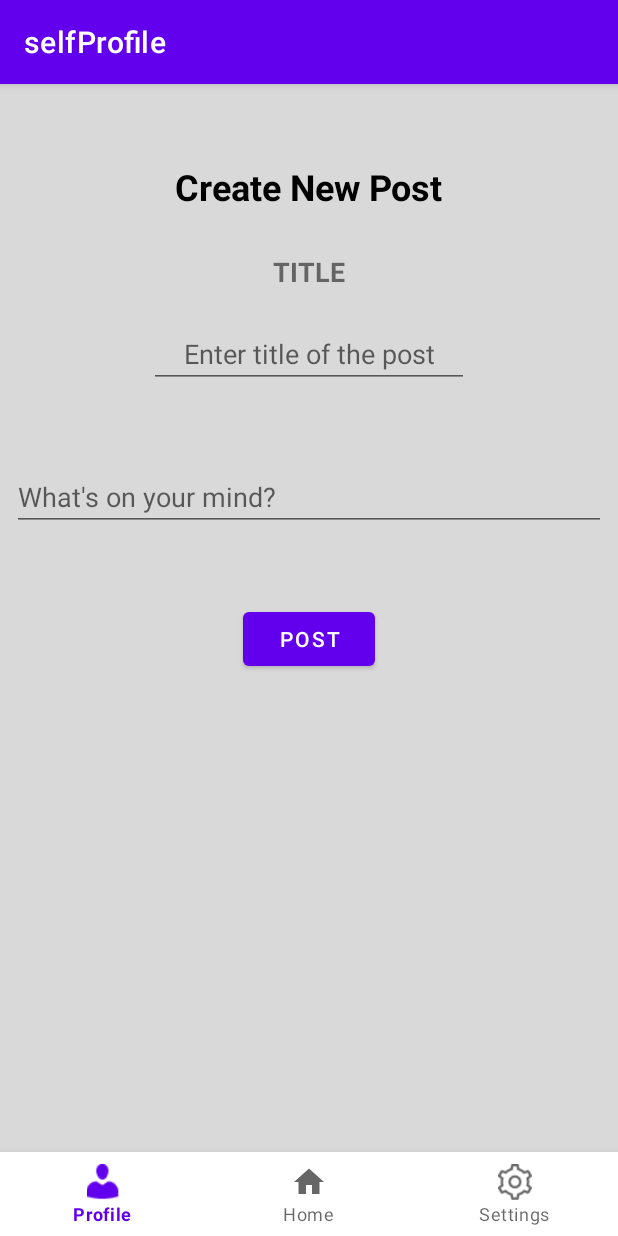
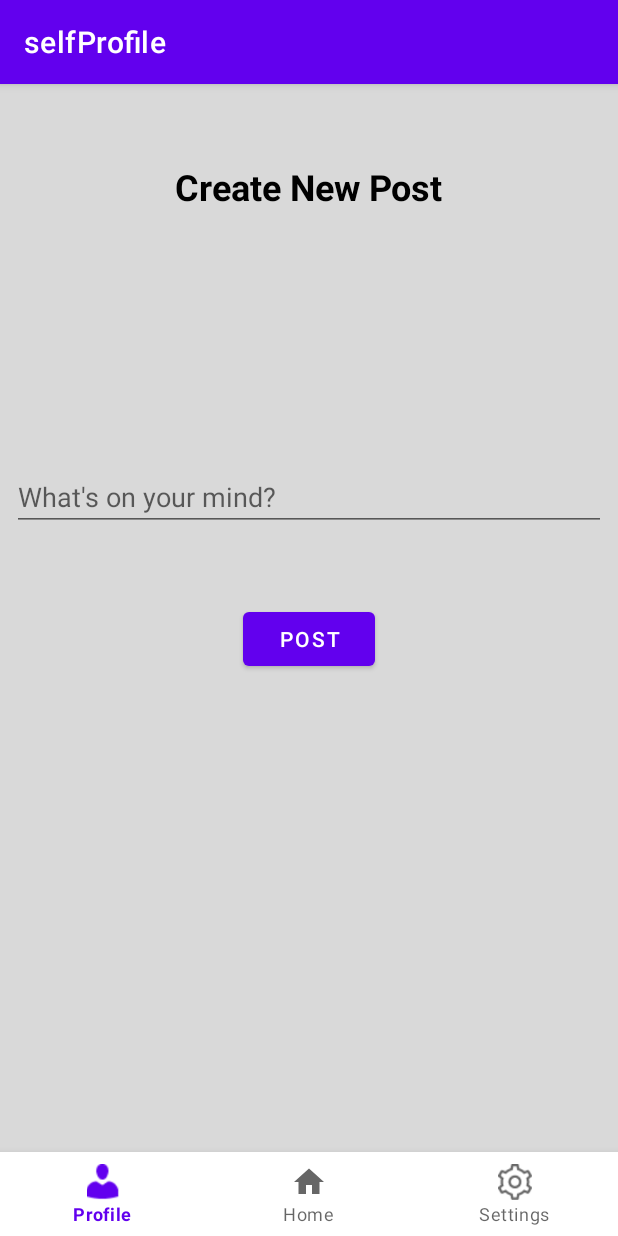
Before and after one commit to ConnectInApp/FinalConnectIN, an Android app: the fragment IndvProfileFragment placed in its activity, after a tap on an icon or button, on a phone screen of 412 x 824 dp. Run offline under Robolectric (Android 15) with nearby library versions, the phone set to English and light mode, and no system bars; our stand-ins replace Firebase (no records; nobody signed in at launch, a user with empty details on screens opened directly), navigation-ui; libraries missing offline, so code that uses them is left out: com.theartofdev.edmodo; network calls fail.

Commit message:
minor fixes

```diff
--- a/app/src/main/java/com/example/connectin/view/IndvProfileFragment.kt
+++ b/app/src/main/java/com/example/connectin/view/IndvProfileFragment.kt
@@ -8,10 +8,7 @@ import android.os.Bundle
 import android.view.LayoutInflater
 import android.view.View
 import android.view.ViewGroup
-import android.widget.Button
-import android.widget.EditText
-import android.widget.ImageView
-import android.widget.Toast
+import android.widget.*
 import androidx.fragment.app.Fragment
 import com.example.connectin.R
 import com.google.android.gms.tasks.OnCompleteListener
@@ -31,9 +28,9 @@ class IndvProfileFragment : Fragment() {
 
     lateinit var currentUserId : String
 
-    lateinit var nameE : EditText
-    lateinit var occupationE : EditText
-    lateinit var aboutE : EditText
+    lateinit var nameE : TextView
+    lateinit var occupationE : TextView
+    lateinit var aboutE : TextView
     lateinit var uploadB : Button
     lateinit var userPfp : ImageView
     lateinit var createPostB : FloatingActionButton
--- a/app/src/main/res/layout/indv_create_post.xml
+++ b/app/src/main/res/layout/indv_create_post.xml
@@ -25,7 +25,7 @@
         android:layout_width="0dp"
         android:layout_height="wrap_content"
         android:layout_marginStart="8dp"
-        android:layout_marginTop="50dp"
+        android:layout_marginTop="168dp"
         android:layout_marginEnd="8dp"
         android:ems="10"
         android:gravity="start|top"
@@ -34,7 +34,7 @@
         app:layout_constraintEnd_toEndOf="parent"
         app:layout_constraintHorizontal_bias="0.5"
         app:layout_constraintStart_toStartOf="parent"
-        app:layout_constraintTop_toBottomOf="@+id/entertitle_EV" />
+        app:layout_constraintTop_toBottomOf="@+id/textView13" />
 
     <Button
         android:id="@+id/editpostButton"
@@ -47,30 +47,4 @@
         app:layout_constraintStart_toStartOf="parent"
         app:layout_constraintTop_toBottomOf="@+id/newpostContent_EV" />
 
-    <TextView
-        android:id="@+id/textView17"
-        android:layout_width="wrap_content"
-        android:layout_height="wrap_content"
-        android:layout_marginTop="28dp"
-        android:text="TITLE"
-        android:textSize="18sp"
-        android:textStyle="bold"
-        app:layout_constraintEnd_toEndOf="parent"
-        app:layout_constraintHorizontal_bias="0.5"
-        app:layout_constraintStart_toStartOf="parent"
-        app:layout_constraintTop_toBottomOf="@+id/textView13" />
-
-    <EditText
-        android:id="@+id/entertitle_EV"
-        android:layout_width="wrap_content"
-        android:layout_height="wrap_content"
-        android:layout_marginTop="20dp"
-        android:ems="10"
-        android:hint="Enter title of the post"
-        android:inputType="textPersonName"
-        android:textAlignment="center"
-        app:layout_constraintEnd_toEndOf="parent"
-        app:layout_constraintHorizontal_bias="0.5"
-        app:layout_constraintStart_toStartOf="parent"
-        app:layout_constraintTop_toBottomOf="@+id/textView17" />
 </androidx.constraintlayout.widget.ConstraintLayout>
--- a/app/src/main/res/layout/indv_self_profile.xml
+++ b/app/src/main/res/layout/indv_self_profile.xml
@@ -121,8 +121,10 @@
                 android:layout_marginStart="295dp"
                 android:layout_marginTop="180dp"
                 android:layout_marginEnd="40dp"
+                android:layout_marginBottom="32dp"
                 android:clickable="true"
                 app:fabSize="normal"
+                app:layout_constraintBottom_toBottomOf="parent"
                 app:layout_constraintEnd_toEndOf="parent"
                 app:layout_constraintStart_toStartOf="parent"
                 app:layout_constraintTop_toBottomOf="@+id/selfAbout_EV"
```
